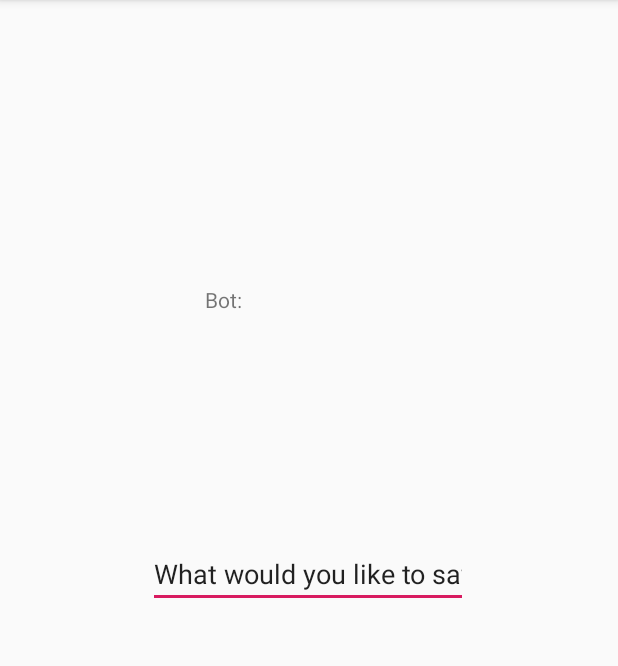
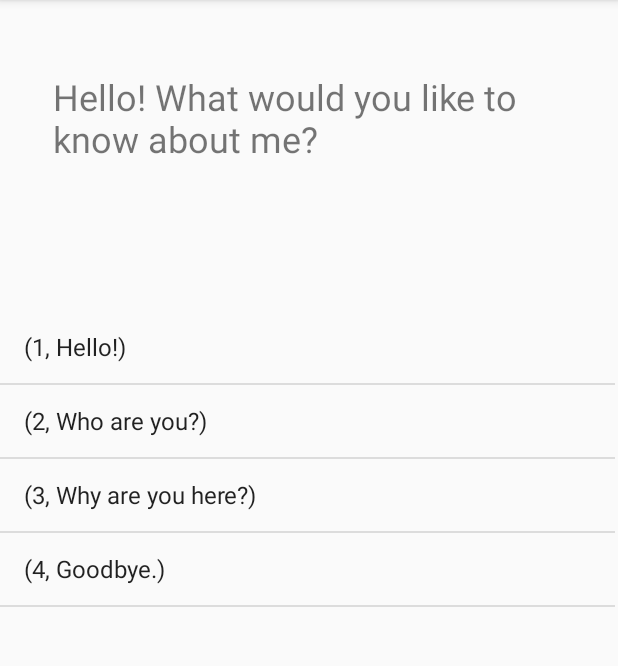
Before and after one commit to Rimve/TalkingHistory, an Android app: the screen it shows after launch (MainActivity), on a phone screen of 412 x 824 dp, the part 84-750 px from its top. Run offline under Robolectric (Android 15) with nearby library versions, the phone set to English and light mode, and no system bars.

Commit message:
Created dialogue graph and traversal

```diff
--- a/app/src/main/java/com/neverim/talkinghistory/MainActivity.kt
+++ b/app/src/main/java/com/neverim/talkinghistory/MainActivity.kt
@@ -1,17 +1,152 @@
 package com.neverim.talkinghistory
 
+import android.os.Bundle
+import android.view.View
+import android.widget.ArrayAdapter
+import android.widget.ListView
+import android.widget.TextView
 import androidx.appcompat.app.AppCompatActivity
-import android.os.Bundle
-import android.widget.EditText
-import android.widget.TextView
+import com.neverim.talkinghistory.models.NodeEntry
+
 
 class MainActivity : AppCompatActivity() {
+    private lateinit var arrayAdapter: ArrayAdapter<Pair<Int, String>>
+    private var answerArray: ArrayList<Pair<Int, String>>? = ArrayList()
+    private var graph = AdjacencyList<NodeEntry>()
+    private val questionOne = graph.createVertex(NodeEntry(-1,"Hello! What would you like to know about me?"))
+
+    private var textView: TextView? = null
+    private var listView: ListView? = null
 
     override fun onCreate(savedInstanceState: Bundle?) {
         super.onCreate(savedInstanceState)
         setContentView(R.layout.activity_main)
 
-        var textView: TextView = findViewById(R.id.textView)
-        var answerTextView: EditText = findViewById(R.id.editText)
+        textView = findViewById(R.id.textView)
+        listView = findViewById(R.id.listView)
+
+        fillGraph()
+
+        listView?.setOnItemClickListener { parent, view, position, id ->
+            val edges = graph.edges(questionOne)
+            val element: Pair<Int, String> = listView?.adapter?.getItem(position) as Pair<Int, String>
+            for (edge in edges) {
+                if (edge.destination.data.entry == element.second) {
+                    val dstVertexEdeges = graph.edges(edge.destination)
+                    for (dstEdge in dstVertexEdeges) {
+                        if (edge.source.data.entry == textView?.text) {
+                            answerArray = ArrayList()
+                            changeQuestions(view, dstEdge)
+                        }
+                    }
+                }
+            }
+            println("Selected element: $element")
+        }
+    }
+
+    private fun changeQuestions(v: View, edge: Edge<NodeEntry>) {
+        textView?.text = edge.destination.data.entry
+        for (edge in graph.edges(edge.destination)) {
+            answerArray?.add(Pair(edge.destination.index, edge.destination.data.entry))
+        }
+        arrayAdapter.clear()
+        answerArray?.let { arrayAdapter.addAll(it) }
+        arrayAdapter.notifyDataSetChanged()
+    }
+
+    private fun fillGraph() {
+        val oneAnswerOne = graph.createVertex(NodeEntry(-1,"Hello!"))
+        val oneAnswerTwo = graph.createVertex(NodeEntry(-1,"Who are you?"))
+        val oneAnswerThree = graph.createVertex(NodeEntry(-1,"Why are you here?"))
+        val oneAnswerFour = graph.createVertex(NodeEntry(-1,"Goodbye."))
+
+        val questionTwo = graph.createVertex(NodeEntry(-1,"My name is Testy and I'm here to help you!"))
+        val twoAnswerOne = graph.createVertex(NodeEntry(-1,"How can you help me?"))
+        val twoAnswerTwo = graph.createVertex(NodeEntry(-1,"Goodbye."))
+
+        val questionThree = graph.createVertex(NodeEntry(-1,"I'm seeking to help to learn about me. Would you want me to tell an interesting fact?"))
+        val threeAnswerOne = graph.createVertex(NodeEntry(-1,"Sure!"))
+        val threeAnswerTwo = graph.createVertex(NodeEntry(-1,"Rather not."))
+
+        val questionFour = graph.createVertex(NodeEntry(-1,"I was made in 2021-02-05!"))
+        val fourAnswerOne = graph.createVertex(NodeEntry(-1,"Interesting."))
+        val fourAnswerTwo = graph.createVertex(NodeEntry(-1,"Boring."))
+
+        graph.addDirectedEdge(questionOne, oneAnswerOne)
+        graph.addDirectedEdge(questionOne, oneAnswerTwo)
+        graph.addDirectedEdge(questionOne, oneAnswerThree)
+        graph.addDirectedEdge(questionOne, oneAnswerFour)
+
+        graph.addDirectedEdge(questionTwo, twoAnswerOne)
+        graph.addDirectedEdge(questionTwo, oneAnswerFour)
+
+        graph.addDirectedEdge(oneAnswerTwo, questionTwo)
+
+        answerArray?.add(Pair(oneAnswerOne.data.index, oneAnswerOne.data.entry))
+        answerArray?.add(Pair(oneAnswerTwo.data.index, oneAnswerTwo.data.entry))
+        answerArray?.add(Pair(oneAnswerThree.data.index, oneAnswerThree.data.entry))
+        answerArray?.add(Pair(oneAnswerFour.data.index, oneAnswerFour.data.entry))
+
+        arrayAdapter = answerArray?.let {
+            ArrayAdapter(this,android.R.layout.simple_list_item_1,
+                it
+            )
+        }!!
+
+        println(graph)
+
+        listView?.adapter = arrayAdapter
+        textView?.text = questionOne.data.entry
     }
 }
+
+data class Vertex<T>(val index: Int, val data: T)
+
+data class Edge<T>(val source: Vertex<T>, val destination: Vertex<T>)
+
+interface Graph<T> {
+    fun createVertex(data: T): Vertex<T>
+
+    fun addDirectedEdge(source: Vertex<T>, destination: Vertex<T>)
+
+    fun addUndirectedEdge(source: Vertex<T>, destination: Vertex<T>)
+
+    fun edges(source: Vertex<T>): ArrayList<Edge<T>>
+}
+
+internal class AdjacencyList<T> : Graph<T> {
+
+    private val adjacencies: HashMap<Vertex<T>, ArrayList<Edge<T>>> = HashMap()
+
+    override fun createVertex(data: T): Vertex<T> {
+        if (data is NodeEntry) {
+            data.index = adjacencies.count()
+        }
+        val vertex = Vertex(adjacencies.count(), data)
+        adjacencies[vertex] = ArrayList()
+        return vertex
+    }
+
+    override fun toString(): String {
+        return buildString {
+            adjacencies.forEach { (vertex, edges) ->
+                val edgeString = edges.joinToString { it.destination.data.toString() }
+                append("${vertex.data} ---> [ $edgeString ]\n")
+            }
+        }
+    }
+
+    override fun addDirectedEdge(source: Vertex<T>, destination: Vertex<T>) {
+        val edge = Edge(source, destination)
+        adjacencies[source]?.add(edge)
+    }
+
+    override fun addUndirectedEdge(source: Vertex<T>, destination: Vertex<T>) {
+        addDirectedEdge(source, destination)
+        addDirectedEdge(destination, source)
+    }
+
+    override fun edges(source: Vertex<T>) =
+        adjacencies[source]?: arrayListOf()
+}
--- /dev/null
+++ b/app/src/main/java/com/neverim/talkinghistory/models/NodeEntry.kt
@@ -0,0 +1,3 @@
+package com.neverim.talkinghistory.models
+
+data class NodeEntry(var index: Int, val entry: String)
--- a/app/src/main/res/layout/activity_main.xml
+++ b/app/src/main/res/layout/activity_main.xml
@@ -8,26 +8,26 @@
 
     <TextView
         android:id="@+id/textView"
-        android:layout_width="139dp"
-        android:layout_height="38dp"
-        android:text="Bot: "
+        android:layout_width="341dp"
+        android:layout_height="64dp"
+        app:autoSizeMaxTextSize="100sp"
+        app:autoSizeMinTextSize="12sp"
+        app:autoSizeStepGranularity="2sp"
+        app:autoSizeTextType="uniform"
         app:layout_constraintBottom_toBottomOf="parent"
         app:layout_constraintEnd_toEndOf="parent"
         app:layout_constraintStart_toStartOf="parent"
         app:layout_constraintTop_toTopOf="parent"
-        app:layout_constraintVertical_bias="0.26" />
+        app:layout_constraintVertical_bias="0.068" />
 
-    <EditText
-        android:id="@+id/editText"
-        android:layout_width="wrap_content"
-        android:layout_height="wrap_content"
-        android:ems="10"
-        android:inputType="text"
-        android:text="What would you like to say?"
+    <ListView
+        android:id="@+id/listView"
+        android:layout_width="410dp"
+        android:layout_height="466dp"
         app:layout_constraintBottom_toBottomOf="parent"
         app:layout_constraintEnd_toEndOf="parent"
-        app:layout_constraintHorizontal_bias="0.497"
+        app:layout_constraintHorizontal_bias="0.0"
         app:layout_constraintStart_toStartOf="parent"
-        app:layout_constraintTop_toBottomOf="@+id/textView"
-        app:layout_constraintVertical_bias="0.267" />
+        app:layout_constraintTop_toBottomOf="@+id/textView" />
+
 </androidx.constraintlayout.widget.ConstraintLayout>
```
